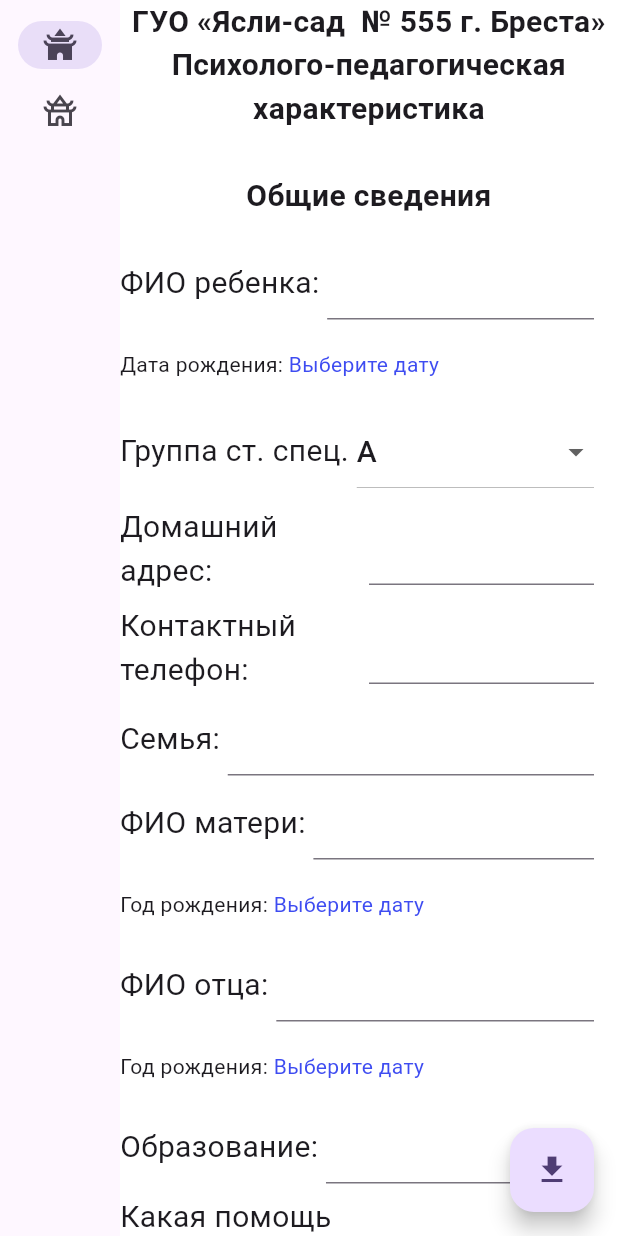
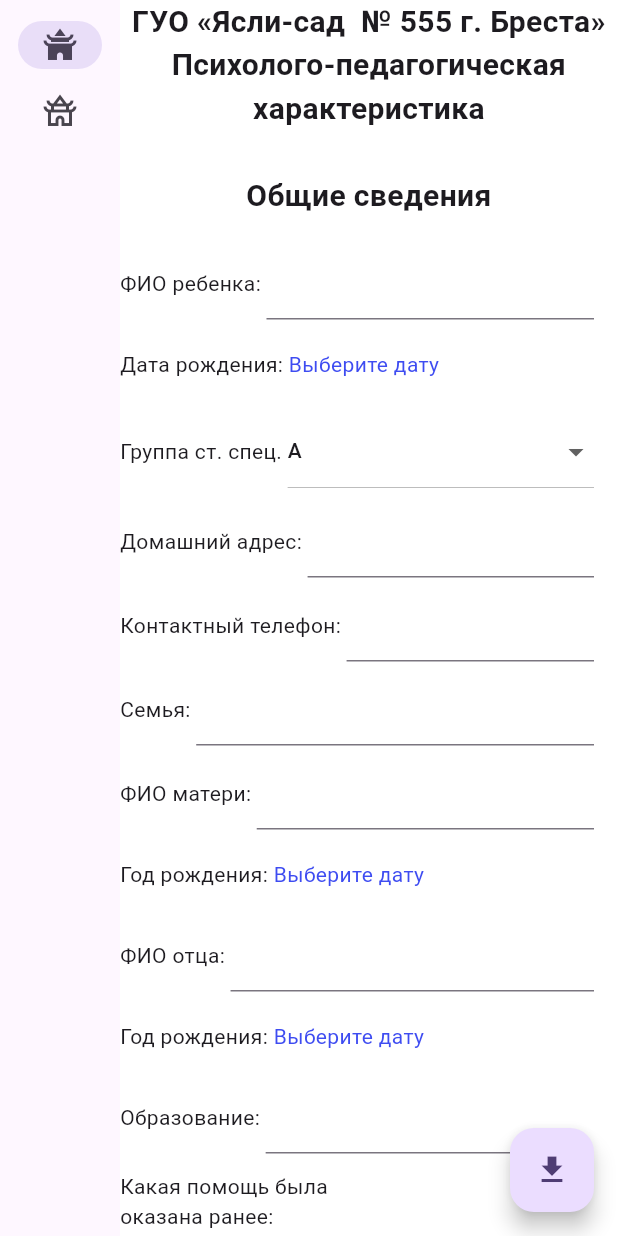
Before and after one commit to elizabethsal/desktop_doc_generator, a Flutter app: the screen it shows after launch, on a phone screen of 412 x 824 dp. Run offline on Flutter 3.47's test engine with Material 2 defaults, Android fonts, the phone set to English and light mode, and no system bars.

Commit message:
correct font size and expand navigation rail

```diff
--- a/lib/common/dropdown_item.dart
+++ b/lib/common/dropdown_item.dart
@@ -32,7 +32,7 @@ class _DropdownItem<T> extends State<DropdownItem<T>>
     implements AbstractPdfWidget {
   late T selectedItem;
   String finalResult = "";
-  final double fontSize = FONT_HEADER;
+  final double fontSize = FONT_TEXT;
 
   @override
   void initState() {
--- a/lib/common/input_field_with_title.dart
+++ b/lib/common/input_field_with_title.dart
@@ -23,7 +23,7 @@ class InputFieldWithTitle extends StatefulWidget implements AbstractPdfWidget {
 class _InputFieldWithTitle extends State<InputFieldWithTitle>
     implements AbstractPdfWidget {
   String finalResult = "";
-  final double fontSize = FONT_HEADER;
+  final double fontSize = FONT_TEXT;
 
   @override
   Widget build(BuildContext context) {
--- a/lib/main.dart
+++ b/lib/main.dart
@@ -60,7 +60,7 @@ class _MyHomePageState extends State<MyHomePage> {
             body: Row(
               children: [
                 NavigationRail(
-                  extended: constraints.maxWidth >= 600,
+                  extended: constraints.maxWidth >= 1000,
                   //  extended: false,
                   destinations: const [
                     NavigationRailDestination(
--- a/lib/resources/const.dart
+++ b/lib/resources/const.dart
@@ -1,5 +1,4 @@
 const double FONT_HEADER = 20.0;
-const double FONT_TEXT_TITLE = 15.0;
 
 const double FONT_TEXT = 14.0;
 
```
